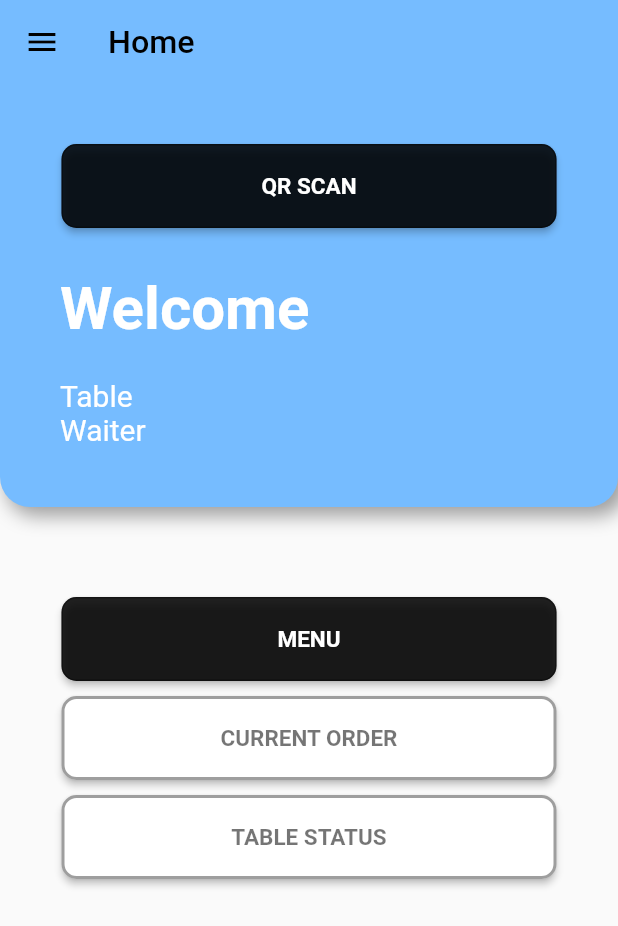
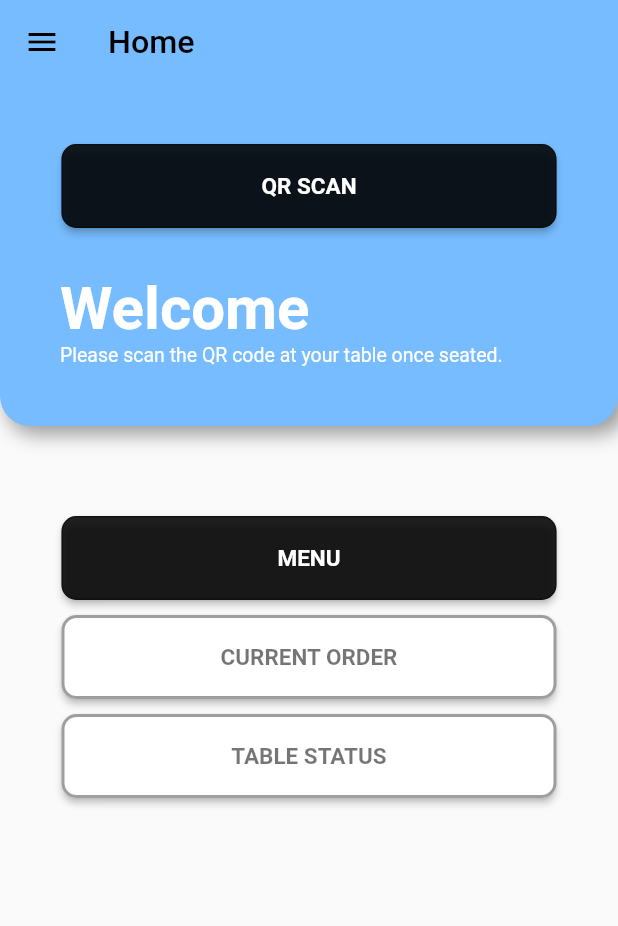
Before and after one commit to kcgalee/CSC-4996-RMS-Mobile, a Flutter app: the CustomerHome screen opened directly, on a phone screen of 412 x 824 dp. Shown: the top 926 px of the screen. Run offline on Flutter 3.47's test engine with Material 2 defaults, Android fonts, the phone set to English and light mode, and no system bars; our stand-ins replace cloud_firestore, email_validator, firebase_auth, firebase_core, firebase_storage, qr_flutter and 1 more; missing offline and left inert: counter, qr_code_scanner; accounts and stored records are empty; project files that could hold a hidden picture were left out.

Commit message:
Update dynamic test in Customer Home

```diff
--- a/lib/customer/customerHome.dart
+++ b/lib/customer/customerHome.dart
@@ -76,6 +76,18 @@ CreateOrderInfo createOrderInfo = CreateOrderInfo(FirebaseAuth.instance.currentU
                               ),
                             ],
                           ),
+                          if (restName == "")
+                            Row(
+                              children: const [
+                                Text(
+                                  "Please scan the QR code at your table once seated.",
+                                  style: TextStyle(fontSize: 13, color: Colors.white),
+                                ),
+                              ],
+                            ),
+                          Column(
+                            children: [
+                              if (restName != "")
                                 Row(
                                   children: [
                                     Text(
@@ -84,6 +96,7 @@ CreateOrderInfo createOrderInfo = CreateOrderInfo(FirebaseAuth.instance.currentU
                                     ),
                                   ],
                                 ),
+                              if (tableNum != "")
                                 Row(
                                   children: [
                                     const Text(
@@ -96,6 +109,7 @@ CreateOrderInfo createOrderInfo = CreateOrderInfo(FirebaseAuth.instance.currentU
                                     ),
                                   ],
                                 ),
+                              if (waiterName != "")
                                 Row(
                                   children: [
                                     const Text(
@@ -107,6 +121,8 @@ CreateOrderInfo createOrderInfo = CreateOrderInfo(FirebaseAuth.instance.currentU
                                       waiterName,
                                       textAlign: TextAlign.left,
                                       style: const TextStyle(fontSize: 20, color: Colors.white),
+                                    ),
+                                  ],
                                 ),
                             ],
                           ),
```
Lines whose indentation alone changed are shown as unchanged.
